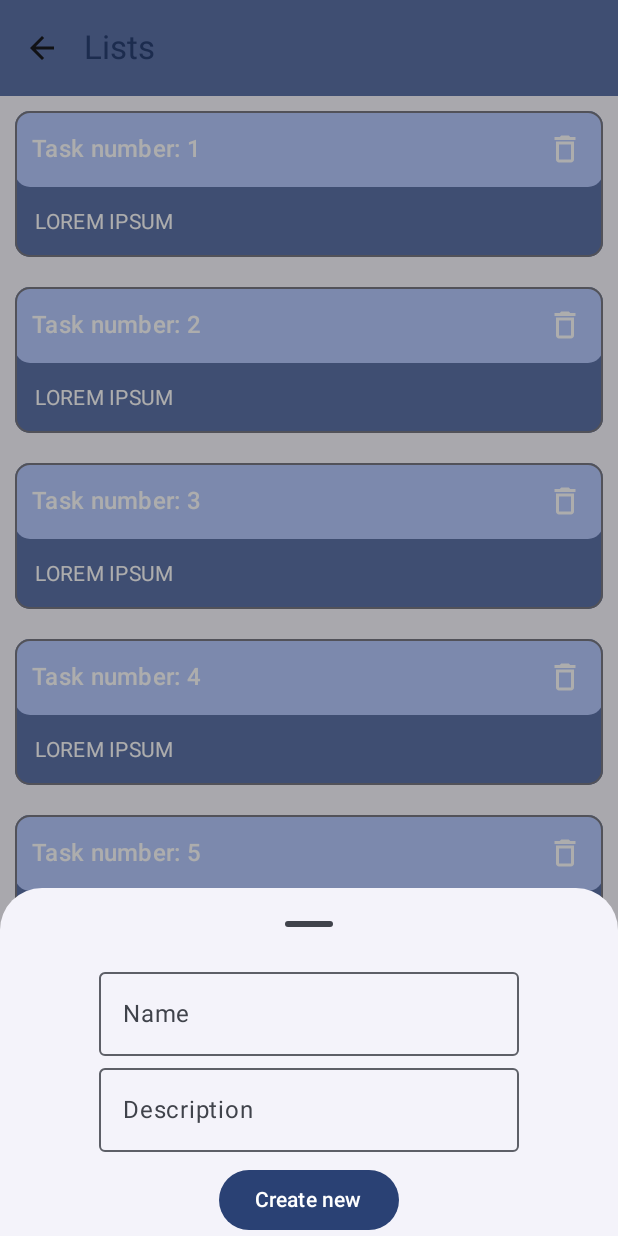
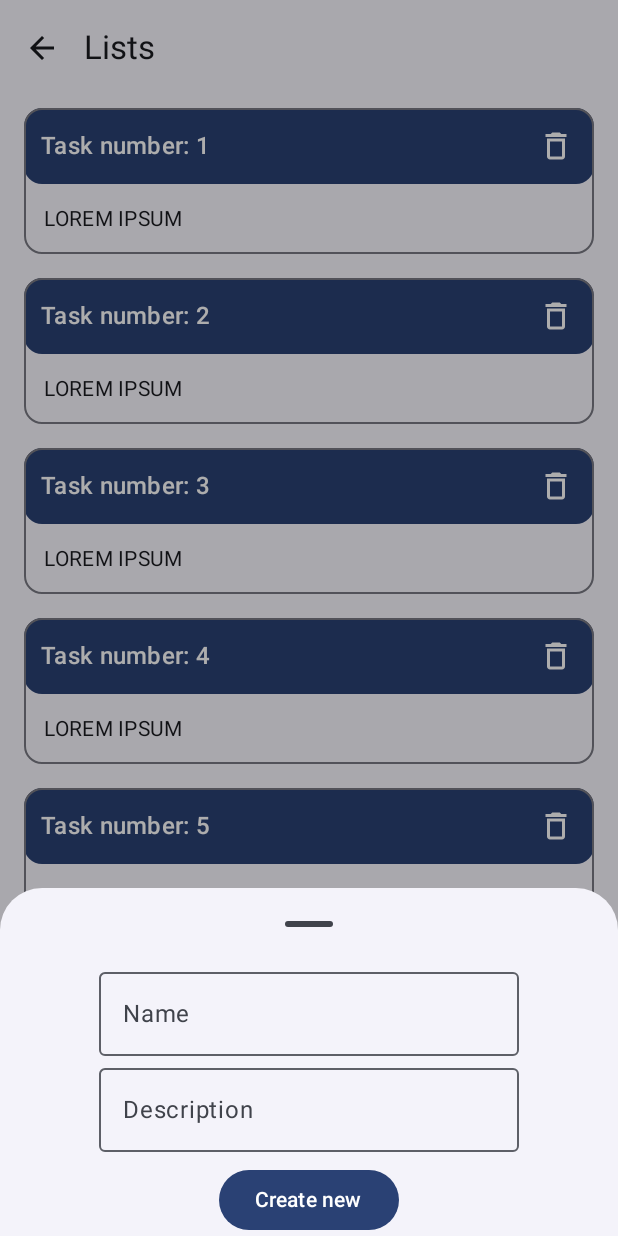
Before and after one commit to smazik02/ToDoSync, an Android app built with Jetpack Compose: the TasksActivity screen opened directly, with no data from a screen before it, after a tap on "Localized description", on a phone screen of 412 x 824 dp. Run offline under Robolectric (Android 15) with nearby library versions, the phone set to English and light mode, and no system bars.

Commit message:
style: :lipstick: theme adjustments

```diff
--- a/mobile/app/src/main/java/com/example/todosync/activities/TasksActivity.kt
+++ b/mobile/app/src/main/java/com/example/todosync/activities/TasksActivity.kt
@@ -15,6 +15,7 @@ import androidx.compose.foundation.layout.fillMaxSize
 import androidx.compose.foundation.layout.fillMaxWidth
 import androidx.compose.foundation.layout.height
 import androidx.compose.foundation.layout.padding
+import androidx.compose.foundation.layout.size
 import androidx.compose.foundation.lazy.LazyColumn
 import androidx.compose.foundation.shape.RoundedCornerShape
 import androidx.compose.material.icons.Icons
@@ -67,46 +68,48 @@ class TasksActivity : ComponentActivity() {
 @Composable
 fun TaskCard(title: String, description: String) {
     OutlinedCard(
+        modifier = Modifier
+            .padding(horizontal = 16.dp, vertical = 8.dp)
+            .fillMaxWidth(),
+        shape = RoundedCornerShape(12.dp),
         colors = CardDefaults.cardColors(
-            containerColor = MaterialTheme.colorScheme.primaryContainer
+            containerColor = MaterialTheme.colorScheme.surface,
         ),
         border = BorderStroke(1.dp, MaterialTheme.colorScheme.outlineVariant),
-        shape = RoundedCornerShape(10.dp),
-        modifier = Modifier.padding(
-            horizontal = 10.dp,
-            vertical = 10.dp
-        ).fillMaxWidth()
     ) {
         Column {
             Box(
                 modifier = Modifier
                     .fillMaxWidth()
-                    .clip(RoundedCornerShape(10.dp))
-                    .background(MaterialTheme.colorScheme.inversePrimary)
-                    .padding(1.dp)
+                    .clip(RoundedCornerShape(12.dp))
+                    .background(MaterialTheme.colorScheme.primary)
+                    .padding(1.dp),
             ) {
                 Row(
                     modifier = Modifier.fillMaxWidth(),
+                    horizontalArrangement = Arrangement.SpaceBetween,
                     verticalAlignment = Alignment.CenterVertically,
-                    horizontalArrangement = Arrangement.SpaceBetween
                 ) {
                     Text(
+                        text = title,
                         modifier = Modifier.padding(10.dp, 0.dp),
-                        text = title,
-                        style = MaterialTheme.typography.titleMedium
+                        color = MaterialTheme.colorScheme.onPrimary,
+                        style = MaterialTheme.typography.titleMedium,
                     )
                     IconButton(onClick = {}) {
                         Icon(
                             imageVector = Icons.Outlined.Delete,
-                            contentDescription = "Delete task"
+                            tint = MaterialTheme.colorScheme.onPrimary,
+                            contentDescription = "Delete task",
                         )
                     }
                 }
             }
             Text(
+                text = description,
                 modifier = Modifier.padding(13.dp),
-                text = description,
-                style = MaterialTheme.typography.bodyMedium
+                color = MaterialTheme.colorScheme.onSurface,
+                style = MaterialTheme.typography.bodyMedium,
             )
         }
     }
@@ -121,28 +124,40 @@ fun Container() {
     var isSheetOpen by rememberSaveable { mutableStateOf(false) }
 
     Scaffold(
-        modifier = Modifier.fillMaxSize().nestedScroll(scrollBehavior.nestedScrollConnection),
+        modifier = Modifier
+            .fillMaxSize()
+            .nestedScroll(scrollBehavior.nestedScrollConnection),
         topBar = {
             TopAppBar(
-                title = { Text("Lists") },
+                title = {
+                    Text(
+                        text = "Lists",
+                        style = MaterialTheme.typography.titleLarge,
+                        color = MaterialTheme.colorScheme.onSurface
+                    )
+                },
                 navigationIcon = {
                     IconButton(onClick = {}) {
                         Icon(
                             imageVector = Icons.AutoMirrored.Filled.ArrowBack,
-                            contentDescription = "Back to lists"
+                            contentDescription = "Back to lists",
+                            modifier = Modifier.size(24.dp),
+                            tint = MaterialTheme.colorScheme.onSurface
                         )
                     }
                 },
+                colors = TopAppBarDefaults.topAppBarColors(
+                    containerColor = MaterialTheme.colorScheme.surface,
+                    titleContentColor = MaterialTheme.colorScheme.primary,
+                    scrolledContainerColor = MaterialTheme.colorScheme.surfaceContainer
+                ),
                 scrollBehavior = scrollBehavior,
-                colors = TopAppBarDefaults.topAppBarColors(
-                containerColor = MaterialTheme.colorScheme.primaryContainer,
-                    titleContentColor = MaterialTheme.colorScheme.primary
-                )
             )
         },
         bottomBar = {
             BottomAppBar(
                 actions = {},
+                containerColor = MaterialTheme.colorScheme.surfaceContainer,
                 floatingActionButton = {
                     FloatingActionButton(
                         onClick = {
@@ -151,22 +166,27 @@ fun Container() {
                         containerColor = MaterialTheme.colorScheme.primaryContainer,
                         elevation = FloatingActionButtonDefaults.bottomAppBarFabElevation()
                     ) {
-                        Icon(Icons.Filled.Add, "Localized description")
+                        Icon(
+                            Icons.Filled.Add,
+                            contentDescription = "Localized description",
+                            tint = MaterialTheme.colorScheme.onPrimaryContainer
+                        )
                     }
-                }
+                },
             )
         }
     ) { innerPadding ->
-            LazyColumn(modifier = Modifier.padding(innerPadding)) {
-                items(100) { item ->
-                    TaskCard("Task number: ${item+1}", "LOREM IPSUM")
-                }
+        LazyColumn(modifier = Modifier.padding(innerPadding)) {
+            items(100) { item ->
+                TaskCard("Task number: ${item + 1}", "LOREM IPSUM")
             }
+        }
 
         if (isSheetOpen) {
             ModalBottomSheet(
                 onDismissRequest = { isSheetOpen = false },
-                sheetState = sheetState
+                sheetState = sheetState,
+                containerColor = MaterialTheme.colorScheme.surfaceContainerLow,
             ) {
                 Column(
                     horizontalAlignment = Alignment.CenterHorizontally,
@@ -176,13 +196,25 @@ fun Container() {
                     OutlinedTextField(
                         onValueChange = {},
                         value = "",
-                        label = { Text("Name") },
+                        label = {
+                            Text(
+                                text = "Name",
+                                color = MaterialTheme.colorScheme.onSurfaceVariant,
+                                style = MaterialTheme.typography.bodyLarge
+                            )
+                        },
                         singleLine = true
                     )
                     OutlinedTextField(
                         onValueChange = {},
                         value = "",
-                        label = { Text("Description") },
+                        label = {
+                            Text(
+                                text = "Description",
+                                color = MaterialTheme.colorScheme.onSurfaceVariant,
+                                style = MaterialTheme.typography.bodyLarge
+                            )
+                        },
                     )
                     Spacer(Modifier.height(8.dp))
                     Button(
```
